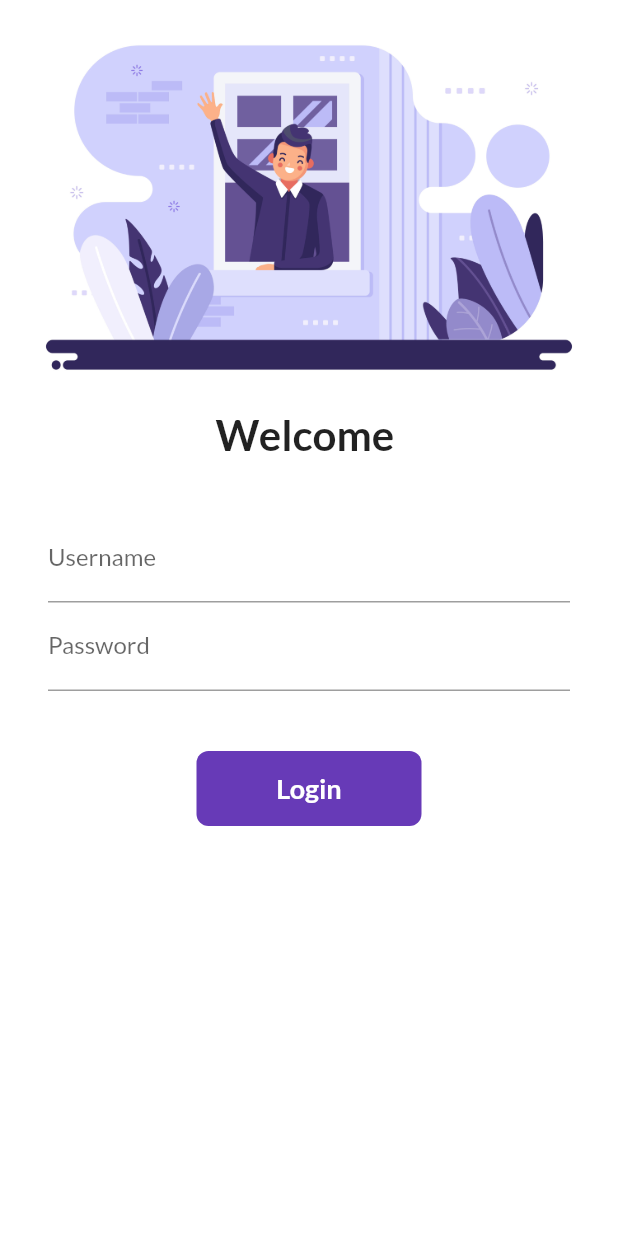
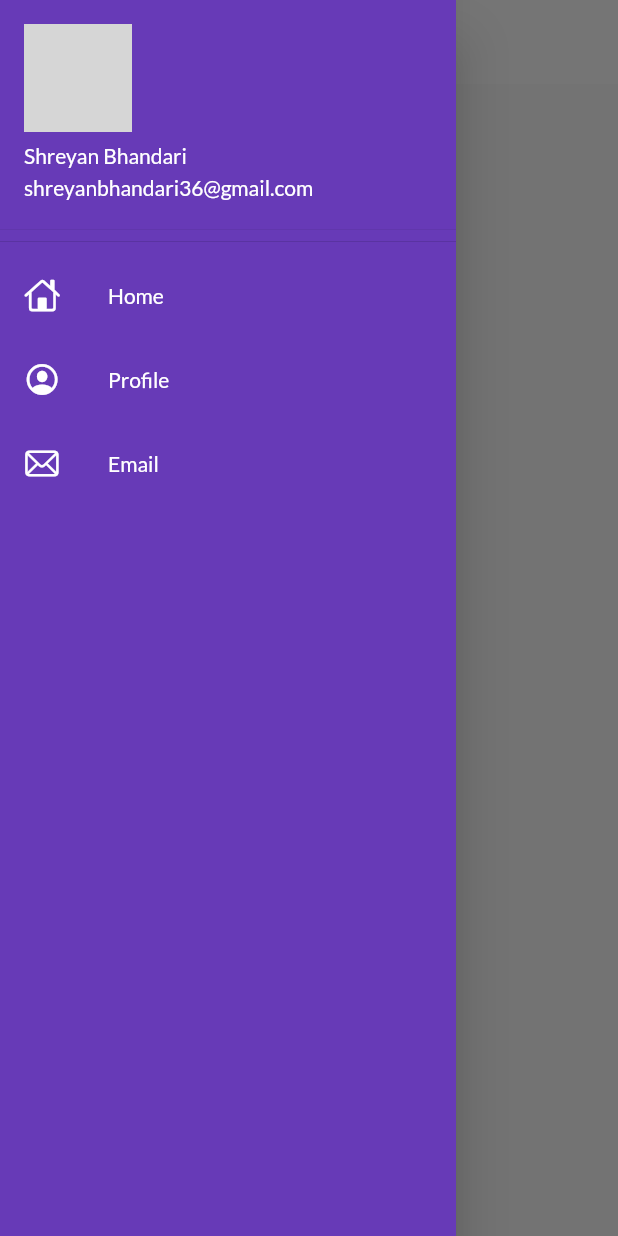
Before and after one commit to Yan-0/shopping_app, a Flutter app: the screen it shows after launch, with the side drawer open (before the commit the screen has no drawer), on a phone screen of 412 x 824 dp. Run offline on Flutter 3.47's test engine with Material 2 defaults, Android fonts, the phone set to English and light mode, and no system bars; our stand-ins replace google_fonts; network calls fail; grey boxes are pictures that could not be loaded.

Commit message:
Themes extracted

```diff
--- a/lib/Screens/home.dart
+++ b/lib/Screens/home.dart
@@ -1,4 +1,6 @@
 import 'package:flutter/material.dart';
+
+import '../widgets/drawer.dart';
 
 class Home extends StatelessWidget {
   final String name = "Shreyan";
@@ -7,14 +9,14 @@ class Home extends StatelessWidget {
   Widget build(BuildContext context) {
     return Scaffold(
       appBar: AppBar(
-        title: Text("My App"),
+        title: Text("Catalog App"),
       ),
       body: Center(
         child: Container(
           child: Text("Welcome to My App \n By $name"),
         ),
       ),
-      drawer: Drawer(),
+      drawer: MyDrawer(),
     );
   }
 }
--- a/lib/main.dart
+++ b/lib/main.dart
@@ -2,6 +2,7 @@ import 'package:flutter/material.dart';
 import 'package:flutter_app/Screens/home.dart';
 import 'package:flutter_app/Screens/login.dart';
 import 'package:flutter_app/utils/routes.dart';
+import 'package:flutter_app/widgets/themes.dart';
 import 'package:google_fonts/google_fonts.dart';
 
 void main() {
@@ -13,15 +14,10 @@ class MyApp extends StatelessWidget {
   Widget build(BuildContext context) {
     return MaterialApp(
       themeMode: ThemeMode.light,
-      theme: ThemeData(
-        primarySwatch: Colors.deepPurple,
-        fontFamily: GoogleFonts.lato().fontFamily,
-      ),
+      theme: MyTheme.lightTheme(context),
+      darkTheme: MyTheme.darkTheme(context),
       debugShowCheckedModeBanner: false,
-      darkTheme: ThemeData(
-        brightness: Brightness.dark,
-      ),
-      initialRoute: "/",
+      initialRoute: MyRoutes.homeRoute,
       routes: {
         "/": (context) => Login(),
         MyRoutes.homeRoute: (context) => Home(),
--- /dev/null
+++ b/lib/widgets/drawer.dart
@@ -0,0 +1,66 @@
+import 'package:flutter/cupertino.dart';
+import 'package:flutter/material.dart';
+
+class MyDrawer extends StatelessWidget {
+  @override
+  Widget build(BuildContext context) {
+    final imageUrl =
+        "https://encrypted-tbn0.gstatic.com/images?q=tbn:ANd9GcR2Arpe-JwiMKLZIofhbpktqObVrfl6jFmRJA&usqp=CAU";
+    return Drawer(
+      child: Container(
+        color: Colors.deepPurple,
+        child: ListView(
+          padding: EdgeInsets.zero,
+          children: [
+            DrawerHeader(
+              padding: EdgeInsets.zero,
+              child: UserAccountsDrawerHeader(
+                accountName: Text("Shreyan Bhandari"),
+                accountEmail: Text("shreyanbhandari36@gmail.com"),
+                currentAccountPicture: CircleAvatar(
+                  backgroundImage: NetworkImage(imageUrl),
+                ),
+              ),
+            ),
+            ListTile(
+              leading: Icon(
+                CupertinoIcons.home,
+                color: Colors.white,
+              ),
+              title: Text(
+                "Home",
+                style: TextStyle(
+                  color: Colors.white,
+                ),
+              ),
+            ),
+            ListTile(
+              leading: Icon(
+                CupertinoIcons.profile_circled,
+                color: Colors.white,
+              ),
+              title: Text(
+                "Profile",
+                style: TextStyle(
+                  color: Colors.white,
+                ),
+              ),
+            ),
+            ListTile(
+              leading: Icon(
+                CupertinoIcons.mail,
+                color: Colors.white,
+              ),
+              title: Text(
+                "Email",
+                style: TextStyle(
+                  color: Colors.white,
+                ),
+              ),
+            )
+          ],
+        ),
+      ),
+    );
+  }
+}
--- /dev/null
+++ b/lib/widgets/themes.dart
@@ -0,0 +1,19 @@
+import 'package:flutter/material.dart';
+import 'package:google_fonts/google_fonts.dart';
+
+class MyTheme {
+  static ThemeData lightTheme(BuildContext context) => ThemeData(
+        primarySwatch: Colors.deepPurple,
+        fontFamily: GoogleFonts.lato().fontFamily,
+        appBarTheme: AppBarTheme(
+          color: Colors.white,
+          elevation: 0.0,
+          iconTheme: IconThemeData(color: Colors.black),
+          titleTextStyle: TextStyle(color: Colors.black),
+        ),
+      );
+
+  static ThemeData darkTheme(BuildContext context) => ThemeData(
+        brightness: Brightness.dark,
+      );
+}
```
